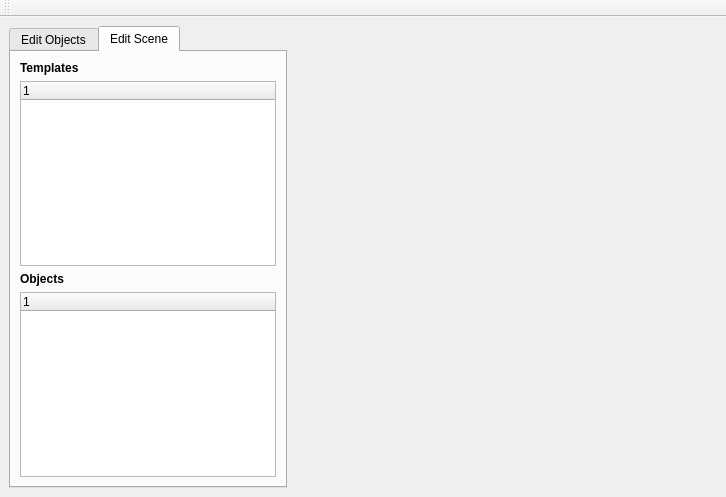
First picture: the form in src/editor/editorwindow.ui, repository edvorg/cpp-drash, before the edit.
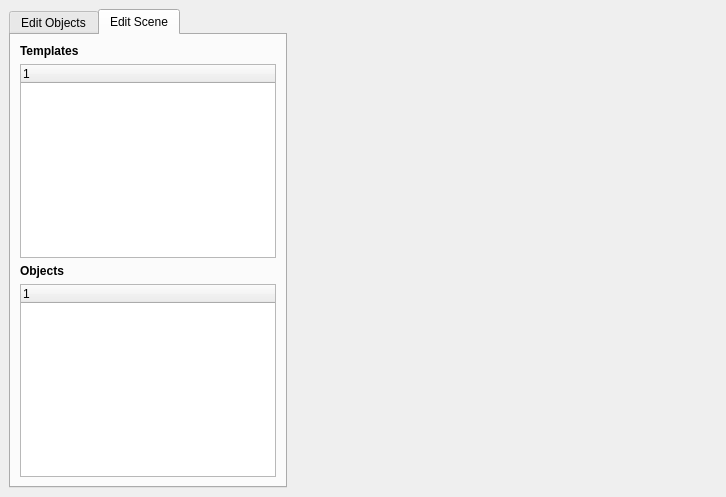
Second picture: the form after the edit.

Commit message: Add new ToolBar for SceneEdit at EditorWindow

Diff of the .ui file:
```diff
--- a/src/editor/editorwindow.ui
+++ b/src/editor/editorwindow.ui
@@ -150,17 +150,6 @@
     </rect>
    </property>
   </widget>
-  <widget class="QToolBar" name="toolBar">
-   <property name="windowTitle">
-    <string>toolBar</string>
-   </property>
-   <attribute name="toolBarArea">
-    <enum>TopToolBarArea</enum>
-   </attribute>
-   <attribute name="toolBarBreak">
-    <bool>false</bool>
-   </attribute>
-  </widget>
  </widget>
  <resources/>
  <connections/>
```
The commit also changes 2 other files.
